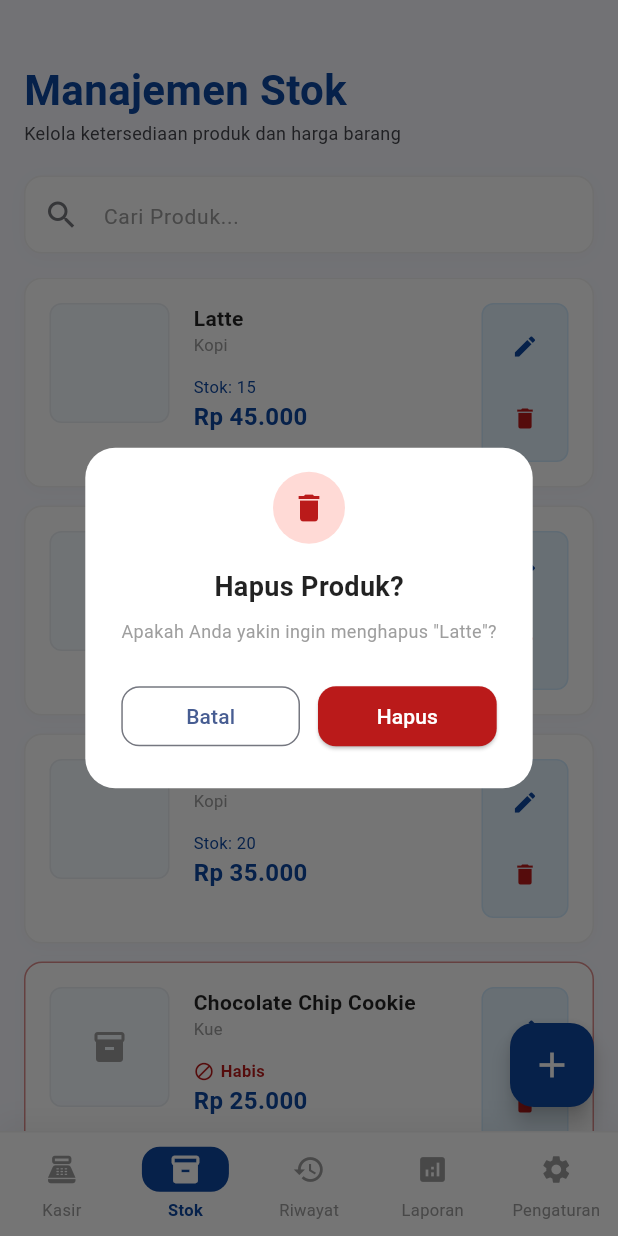
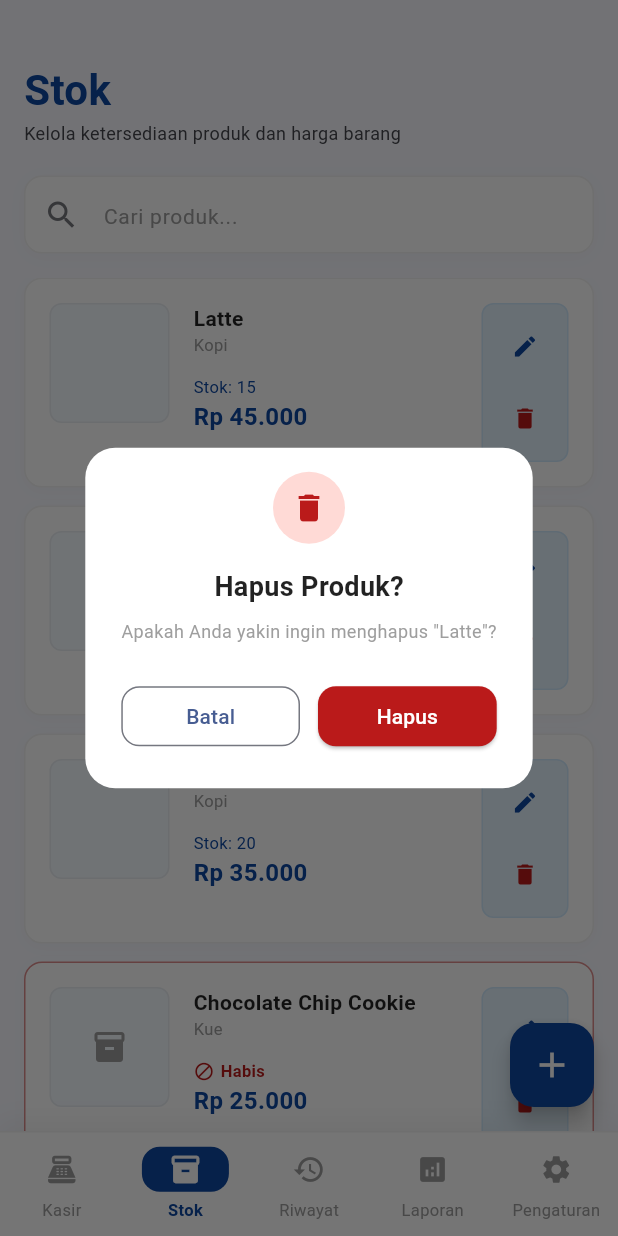
Before and after one commit to Xeerodev/kasirku_app, a Flutter app: the MainNavigationScreen screen opened directly, item 2 of the bottom bar chosen, after a tap on the "delete" icon, on a phone screen of 412 x 824 dp. Run offline on Flutter 3.47's test engine with Material 3 defaults, Android fonts, the phone set to English and light mode, and no system bars; our stand-ins replace google_fonts, image_picker, shared_preferences; accounts and stored records are empty; network calls fail.

Commit message:
perbaiki sistem bahasa inggris secara menyeluruh dan teks kata sandi kasir

```diff
--- a/lib/providers/pos_provider.dart
+++ b/lib/providers/pos_provider.dart
@@ -128,6 +128,37 @@ class PosProvider with ChangeNotifier {
       'theme': 'Tema Gelap',
       'store_profile': 'Profil Toko & Kasir',
       'printer_receipt': 'Printer & Struk',
+      'total_revenue': 'Total Omset',
+      'total_transactions': 'Total Transaksi',
+      'top_product': 'PRODUK TERLARIS',
+      'recent_transactions': 'Transaksi Terakhir',
+      'see_all': 'Lihat Semua',
+      'out_of_stock': 'Habis',
+      'low_stock': 'Sisa',
+      'add_product': 'Tambah Produk Baru',
+      'edit_product': 'Edit Produk',
+      'save_product': 'Simpan Produk',
+      'delete_product': 'Hapus Produk?',
+      'confirm_delete': 'Apakah Anda yakin ingin menghapus',
+      'product_name': 'Nama Produk',
+      'category': 'Kategori',
+      'price': 'Harga',
+      'stock_amount': 'Jumlah Stok',
+      'description': 'Deskripsi Produk',
+      'upload_logo': 'Upload Logo Toko',
+      'save_settings': 'Simpan Pengaturan',
+      'receipt_footer': 'Pesan Footer Struk',
+      'contact_dev': 'Hubungi Dev',
+      'backup_data': 'Cadangkan Data JSON',
+      'success_payment': 'Transaksi Berhasil!',
+      'change': 'Kembalian',
+      'done': 'Selesai',
+      'print': 'Cetak',
+      'cancel': 'Batal',
+      'save': 'Simpan',
+      'address': 'Alamat',
+      'phone': 'Nomor Telepon',
+      'cashier_name': 'Nama Kasir',
     },
     'English': {
       'cashier': 'POS',
@@ -148,6 +179,37 @@ class PosProvider with ChangeNotifier {
       'theme': 'Dark Theme',
       'store_profile': 'Store Profile & Cashier',
       'printer_receipt': 'Printer & Receipt',
+      'total_revenue': 'Total Revenue',
+      'total_transactions': 'Total Transactions',
+      'top_product': 'BEST SELLER',
+      'recent_transactions': 'Recent Transactions',
+      'see_all': 'See All',
+      'out_of_stock': 'Out',
+      'low_stock': 'Left',
+      'add_product': 'Add New Product',
+      'edit_product': 'Edit Product',
+      'save_product': 'Save Product',
+      'delete_product': 'Delete Product?',
+      'confirm_delete': 'Are you sure you want to delete',
+      'product_name': 'Product Name',
+      'category': 'Category',
+      'price': 'Price',
+      'stock_amount': 'Stock Amount',
+      'description': 'Product Description',
+      'upload_logo': 'Upload Store Logo',
+      'save_settings': 'Save Settings',
+      'receipt_footer': 'Receipt Footer Message',
+      'contact_dev': 'Contact Dev',
+      'backup_data': 'Backup JSON Data',
+      'success_payment': 'Transaction Success!',
+      'change': 'Change',
+      'done': 'Done',
+      'print': 'Print',
+      'cancel': 'Cancel',
+      'save': 'Save',
+      'address': 'Address',
+      'phone': 'Phone Number',
+      'cashier_name': 'Cashier Name',
     }
   };
 
--- a/lib/screens/main_navigation_screen.dart
+++ b/lib/screens/main_navigation_screen.dart
@@ -26,11 +26,11 @@ class _MainNavigationScreenState extends State<MainNavigationScreen> {
   ];
 
   final List<Map<String, dynamic>> _navItems = [
-    {'id': 'pos', 'label': 'Kasir', 'icon': Icons.point_of_sale},
-    {'id': 'stok', 'label': 'Stok', 'icon': Icons.inventory_2},
-    {'id': 'riwayat', 'label': 'Riwayat', 'icon': Icons.history},
-    {'id': 'laporan', 'label': 'Laporan', 'icon': Icons.analytics},
-    {'id': 'pengaturan', 'label': 'Pengaturan', 'icon': Icons.settings},
+    {'id': 'pos', 'label': 'cashier', 'icon': Icons.point_of_sale},
+    {'id': 'stok', 'label': 'stock', 'icon': Icons.inventory_2},
+    {'id': 'riwayat', 'label': 'history', 'icon': Icons.history},
+    {'id': 'laporan', 'label': 'reports', 'icon': Icons.analytics},
+    {'id': 'pengaturan', 'label': 'settings', 'icon': Icons.settings},
   ];
 
   @override
@@ -147,7 +147,7 @@ class _MainNavigationScreenState extends State<MainNavigationScreen> {
                           const SizedBox(width: 12),
                           Expanded(
                             child: Text(
-                              item['label'],
+                              provider.tr(item['label']),
                               style: TextStyle(
                                 fontSize: 14,
                                 fontWeight: isActive ? FontWeight.bold : FontWeight.w500,
@@ -215,7 +215,7 @@ class _MainNavigationScreenState extends State<MainNavigationScreen> {
                             ),
                             const SizedBox(width: 8),
                             Text(
-                              provider.isDarkMode ? 'Gelap' : 'Terang',
+                              provider.isDarkMode ? (provider.language == 'Indonesia' ? 'Gelap' : 'Dark') : (provider.language == 'Indonesia' ? 'Terang' : 'Light'),
                               style: const TextStyle(fontSize: 12, fontWeight: FontWeight.bold, color: Color(0xFF0D47A1)),
                             ),
                           ],
@@ -269,7 +269,7 @@ class _MainNavigationScreenState extends State<MainNavigationScreen> {
                               maxLines: 1,
                               overflow: TextOverflow.ellipsis,
                             ),
-                            const Text('Kasir Aktif', style: TextStyle(fontSize: 9, color: Colors.grey)),
+                            Text(provider.language == 'Indonesia' ? 'Kasir Aktif' : 'Active Cashier', style: const TextStyle(fontSize: 9, color: Colors.grey)),
                           ],
                         ),
                       ),
@@ -347,7 +347,7 @@ class _MainNavigationScreenState extends State<MainNavigationScreen> {
                   ),
                   const SizedBox(height: 4),
                   Text(
-                    item['label'],
+                    provider.tr(item['label']),
                     style: TextStyle(
                       fontSize: 11,
                       fontWeight: isActive ? FontWeight.bold : FontWeight.normal,
--- a/lib/screens/stock_screen.dart
+++ b/lib/screens/stock_screen.dart
@@ -21,8 +21,8 @@ class _StockScreenState extends State<StockScreen> {
   Widget build(BuildContext context) {
     final provider = Provider.of<PosProvider>(context);
     final currencyFormatter = NumberFormat.currency(
-      locale: 'id_ID',
-      symbol: 'Rp ',
+      locale: provider.language == 'Indonesia' ? 'id_ID' : 'en_US',
+      symbol: provider.language == 'Indonesia' ? 'Rp ' : r'$',
       decimalDigits: 0,
     );
 
@@ -45,7 +45,7 @@ class _StockScreenState extends State<StockScreen> {
               crossAxisAlignment: CrossAxisAlignment.start,
               children: [
                 Text(
-                  'Manajemen Stok',
+                  provider.tr('stock'),
                   style: TextStyle(
                     color: provider.isDarkMode ? Colors.lightBlueAccent : const Color(0xFF0D47A1),
                     fontWeight: FontWeight.bold,
@@ -53,7 +53,7 @@ class _StockScreenState extends State<StockScreen> {
                   ),
                 ),
                 Text(
-                  'Kelola ketersediaan produk dan harga barang',
+                  provider.language == 'Indonesia' ? 'Kelola ketersediaan produk dan harga barang' : 'Manage product availability and item prices',
                   style: TextStyle(color: provider.isDarkMode ? Colors.white54 : const Color(0xFF45464D), fontSize: 12),
                 ),
                 const SizedBox(height: 20),
@@ -70,7 +70,7 @@ class _StockScreenState extends State<StockScreen> {
                     onChanged: (val) => setState(() => _searchQuery = val),
                     style: TextStyle(color: provider.isDarkMode ? Colors.white : Colors.black87),
                     decoration: InputDecoration(
-                      hintText: 'Cari Produk...',
+                      hintText: provider.tr('search_product'),
                       hintStyle: TextStyle(color: provider.isDarkMode ? Colors.white38 : Colors.grey, fontSize: 14),
                       prefixIcon: Icon(Icons.search, color: provider.isDarkMode ? Colors.white38 : const Color(0xFF76777D)),
                       suffixIcon: _searchQuery.isNotEmpty
@@ -139,9 +139,9 @@ class _StockScreenState extends State<StockScreen> {
           children: [
             const Icon(Icons.inventory_2, size: 48, color: Color(0xFF2196F3)),
             const SizedBox(height: 12),
-            Text('Belum Ada Produk dalam Stok', style: TextStyle(fontWeight: FontWeight.bold, color: provider.isDarkMode ? Colors.white : Colors.black87)),
+            Text(provider.language == 'Indonesia' ? 'Belum Ada Produk dalam Stok' : 'No Products in Stock Yet', style: TextStyle(fontWeight: FontWeight.bold, color: provider.isDarkMode ? Colors.white : Colors.black87)),
             const SizedBox(height: 4),
-            Text('Klik tombol \'+\' di bawah untuk menambahkan produk baru.', textAlign: TextAlign.center, style: TextStyle(color: provider.isDarkMode ? Colors.white54 : Colors.grey, fontSize: 11)),
+            Text(provider.language == 'Indonesia' ? 'Klik tombol \'+\' di bawah untuk menambahkan produk baru.' : 'Click the \'+\' button below to add a new product.', textAlign: TextAlign.center, style: TextStyle(color: provider.isDarkMode ? Colors.white54 : Colors.grey, fontSize: 11)),
           ],
         ),
       ),
@@ -199,11 +199,11 @@ class _StockScreenState extends State<StockScreen> {
                 Text(product.category, style: TextStyle(fontSize: 11, color: isDark ? Colors.white54 : Colors.grey)),
                 const SizedBox(height: 12),
                 if (isOutOfStock)
-                  const Row(children: [Icon(Icons.block, size: 14, color: Color(0xFFBA1A1A)), SizedBox(width: 4), Text('Habis', style: TextStyle(color: Color(0xFFBA1A1A), fontWeight: FontWeight.bold, fontSize: 11))])
+                  Row(children: [const Icon(Icons.block, size: 14, color: Color(0xFFBA1A1A)), const SizedBox(width: 4), Text(provider.tr('out_of_stock'), style: const TextStyle(color: Color(0xFFBA1A1A), fontWeight: FontWeight.bold, fontSize: 11))])
                 else if (isLowStock)
-                  Row(children: [const Icon(Icons.warning, size: 14, color: Color(0xFFEA580C)), const SizedBox(width: 4), Text('Sisa ${product.stock}', style: const TextStyle(color: Color(0xFFEA580C), fontWeight: FontWeight.bold, fontSize: 11))])
+                  Row(children: [const Icon(Icons.warning, size: 14, color: Color(0xFFEA580C)), const SizedBox(width: 4), Text('${provider.tr('low_stock')} ${product.stock}', style: const TextStyle(color: Color(0xFFEA580C), fontWeight: FontWeight.bold, fontSize: 11))])
                 else
-                  Text('Stok: ${product.stock}', style: TextStyle(color: isDark ? Colors.lightBlueAccent : const Color(0xFF0D47A1), fontSize: 11)),
+                  Text('${provider.language == 'Indonesia' ? 'Stok' : 'Stock'}: ${product.stock}', style: TextStyle(color: isDark ? Colors.lightBlueAccent : const Color(0xFF0D47A1), fontSize: 11)),
                 Text(formatter.format(product.price), style: TextStyle(color: isDark ? Colors.lightBlueAccent : const Color(0xFF0D47A1), fontWeight: FontWeight.bold, fontSize: 16)),
               ],
             ),
@@ -225,6 +225,7 @@ class _StockScreenState extends State<StockScreen> {
   }
 
   void _showDeleteConfirm(BuildContext context, Product product, PosProvider provider) {
+    final lang = provider.language;
     showDialog(
       context: context,
       builder: (ctx) => AlertDialog(
@@ -235,19 +236,19 @@ class _StockScreenState extends State<StockScreen> {
           children: [
             Container(width: 48, height: 48, decoration: const BoxDecoration(color: Color(0xFFFFDAD6), shape: BoxShape.circle), child: const Icon(Icons.delete, color: Color(0xFFBA1A1A))),
             const SizedBox(height: 16),
-            Text('Hapus Produk?', style: TextStyle(fontWeight: FontWeight.bold, fontSize: 18, color: provider.isDarkMode ? Colors.white : Colors.black87)),
+            Text(provider.tr('delete_product'), style: TextStyle(fontWeight: FontWeight.bold, fontSize: 18, color: provider.isDarkMode ? Colors.white : Colors.black87)),
             const SizedBox(height: 8),
-            Text('Apakah Anda yakin ingin menghapus "${product.name}"?', textAlign: TextAlign.center, style: TextStyle(fontSize: 12, color: provider.isDarkMode ? Colors.white54 : Colors.grey)),
+            Text('${provider.tr('confirm_delete')} "${product.name}"?', textAlign: TextAlign.center, style: TextStyle(fontSize: 12, color: provider.isDarkMode ? Colors.white54 : Colors.grey)),
             const SizedBox(height: 24),
             Row(
               children: [
-                Expanded(child: OutlinedButton(onPressed: () => Navigator.pop(ctx), style: OutlinedButton.styleFrom(shape: RoundedRectangleBorder(borderRadius: BorderRadius.circular(12))), child: const Text('Batal'))),
+                Expanded(child: OutlinedButton(onPressed: () => Navigator.pop(ctx), style: OutlinedButton.styleFrom(shape: RoundedRectangleBorder(borderRadius: BorderRadius.circular(12))), child: Text(provider.tr('cancel')))),
                 const SizedBox(width: 12),
                 Expanded(child: ElevatedButton(onPressed: () {
                   provider.deleteProduct(product.id);
                   Navigator.pop(ctx);
-                  _showFloatingPopup(context, 'Produk berhasil dihapus!', isError: true);
-                }, style: ElevatedButton.styleFrom(backgroundColor: const Color(0xFFBA1A1A), foregroundColor: Colors.white, shape: RoundedRectangleBorder(borderRadius: BorderRadius.circular(12))), child: const Text('Hapus'))),
+                  _showFloatingPopup(context, lang == 'Indonesia' ? 'Produk berhasil dihapus!' : 'Product deleted successfully!', isError: true);
+                }, style: ElevatedButton.styleFrom(backgroundColor: const Color(0xFFBA1A1A), foregroundColor: Colors.white, shape: RoundedRectangleBorder(borderRadius: BorderRadius.circular(12))), child: Text(lang == 'Indonesia' ? 'Hapus' : 'Delete'))),
               ],
             ),
           ],
@@ -264,6 +265,7 @@ class _StockScreenState extends State<StockScreen> {
     String selectedCat = productToEdit?.category ?? 'Kopi';
     bool isCustom = !provider.existingCategories.contains(selectedCat);
     String imageBase64 = productToEdit?.image ?? '';
+    final lang = provider.language;
 
     showDialog(
       context: context,
@@ -285,29 +287,29 @@ class _StockScreenState extends State<StockScreen> {
                     Row(
                       mainAxisAlignment: MainAxisAlignment.spaceBetween,
                       children: [
-                        Text(productToEdit == null ? 'Tambah Produk Baru' : 'Edit Produk', style: TextStyle(fontSize: 18, fontWeight: FontWeight.bold, color: provider.isDarkMode ? Colors.lightBlueAccent : const Color(0xFF0D47A1))),
+                        Text(productToEdit == null ? provider.tr('add_product') : provider.tr('edit_product'), style: TextStyle(fontSize: 18, fontWeight: FontWeight.bold, color: provider.isDarkMode ? Colors.lightBlueAccent : const Color(0xFF0D47A1))),
                         IconButton(onPressed: () => Navigator.pop(ctx), icon: Icon(Icons.close, color: provider.isDarkMode ? Colors.white54 : Colors.black54)),
                       ],
                     ),
                     const Divider(),
                     const SizedBox(height: 16),
 
-                    _buildLabel('Nama Produk', provider.isDarkMode),
+                    _buildLabel(provider.tr('product_name'), provider.isDarkMode),
                     TextFormField(
                       controller: nameCtrl,
                       style: TextStyle(color: provider.isDarkMode ? Colors.white : Colors.black87),
-                      decoration: _inputDeco('cth. Latte Special'),
-                      validator: (v) => v!.isEmpty ? 'Nama produk wajib diisi' : null,
+                      decoration: _inputDeco(lang == 'Indonesia' ? 'cth. Latte Special' : 'e.g. Special Latte'),
+                      validator: (v) => v!.isEmpty ? (lang == 'Indonesia' ? 'Nama produk wajib diisi' : 'Product name is required') : null,
                     ),
                     const SizedBox(height: 16),
 
                     Row(
                       mainAxisAlignment: MainAxisAlignment.spaceBetween,
                       children: [
-                        _buildLabel('Kategori', provider.isDarkMode),
+                        _buildLabel(provider.tr('category'), provider.isDarkMode),
                         TextButton(
                           onPressed: () => setDialogState(() => isCustom = !isCustom),
-                          child: Text(isCustom ? 'Pilih dari Daftar' : '+ Ketik Manual', style: const TextStyle(fontSize: 11, fontWeight: FontWeight.bold)),
+                          child: Text(isCustom ? (lang == 'Indonesia' ? 'Pilih dari Daftar' : 'Choose from List') : (lang == 'Indonesia' ? '+ Ketik Manual' : '+ Type Manual'), style: const TextStyle(fontSize: 11, fontWeight: FontWeight.bold)),
                         ),
                       ],
                     ),
@@ -324,8 +326,8 @@ class _StockScreenState extends State<StockScreen> {
                       TextFormField(
                         onChanged: (v) => selectedCat = v,
                         style: TextStyle(color: provider.isDarkMode ? Colors.white : Colors.black87),
-                        decoration: _inputDeco('Tulis nama kategori baru...'),
-                        validator: (v) => v!.isEmpty ? 'Kategori wajib diisi' : null,
+                        decoration: _inputDeco(lang == 'Indonesia' ? 'Tulis nama kategori baru...' : 'Type new category name...'),
+                        validator: (v) => v!.isEmpty ? (lang == 'Indonesia' ? 'Kategori wajib diisi' : 'Category is required') : null,
                       ),
 
                     const SizedBox(height: 16),
@@ -335,13 +337,13 @@ class _StockScreenState extends State<StockScreen> {
                           child: Column(
                             crossAxisAlignment: CrossAxisAlignment.start,
                             children: [
-                              _buildLabel('Harga (Rp)', provider.isDarkMode),
+                              _buildLabel(provider.tr('price'), provider.isDarkMode),
                               TextFormField(
                                 controller: priceCtrl,
                                 keyboardType: TextInputType.number,
                                 style: TextStyle(color: provider.isDarkMode ? Colors.white : Colors.black87),
                                 decoration: _inputDeco('25000'),
-                                validator: (v) => v!.isEmpty ? 'Harga wajib diisi' : null,
+                                validator: (v) => v!.isEmpty ? (lang == 'Indonesia' ? 'Harga wajib diisi' : 'Price is required') : null,
                               )
                             ]
                           )
@@ -351,13 +353,13 @@ class _StockScreenState extends State<StockScreen> {
                           child: Column(
                             crossAxisAlignment: CrossAxisAlignment.start,
                             children: [
-                              _buildLabel('Jumlah Stok', provider.isDarkMode),
+                              _buildLabel(provider.tr('stock_amount'), provider.isDarkMode),
                               TextFormField(
                                 controller: stockCtrl,
                                 keyboardType: TextInputType.number,
                                 style: TextStyle(color: provider.isDarkMode ? Colors.white : Colors.black87),
                                 decoration: _inputDeco('50'),
-                                validator: (v) => v!.isEmpty ? 'Stok wajib diisi' : null,
+                                validator: (v) => v!.isEmpty ? (lang == 'Indonesia' ? 'Stok wajib diisi' : 'Stock is required') : null,
                               )
                             ]
                           )
@@ -366,7 +368,7 @@ class _StockScreenState extends State<StockScreen> {
                     ),
                     const SizedBox(height: 16),
 
-                    _buildLabel('Gambar Produk', provider.isDarkMode),
+                    _buildLabel(provider.language == 'Indonesia' ? 'Gambar Produk' : 'Product Image', provider.isDarkMode),
                     if (imageBase64.isNotEmpty)
                       Stack(
                         children: [
@@ -409,7 +411,7 @@ class _StockScreenState extends State<StockScreen> {
                                 }
                               },
                               style: ElevatedButton.styleFrom(padding: const EdgeInsets.symmetric(horizontal: 12, vertical: 8), minimumSize: Size.zero),
-                              child: const Text('Ganti', style: TextStyle(fontSize: 10)),
+                              child: Text(lang == 'Indonesia' ? 'Ganti' : 'Change', style: const TextStyle(fontSize: 10)),
                             ),
                           )
                         ],
@@ -442,7 +444,7 @@ class _StockScreenState extends State<StockScreen> {
                             mainAxisAlignment: MainAxisAlignment.center,
                             children: [
                               const Icon(Icons.cloud_upload, color: Color(0xFF0D47A1), size: 32),
-                              Text('Upload Gambar dari Galeri', style: TextStyle(fontSize: 11, fontWeight: FontWeight.bold, color: provider.isDarkMode ? Colors.white70 : Colors.black87)),
+                              Text(lang == 'Indonesia' ? 'Upload Gambar dari Galeri' : 'Upload Image from Gallery', style: TextStyle(fontSize: 11, fontWeight: FontWeight.bold, color: provider.isDarkMode ? Colors.white70 : Colors.black87)),
                               Text('JPG, PNG, WEBP (Auto-Compressed)', style: TextStyle(fontSize: 9, color: provider.isDarkMode ? Colors.white38 : Colors.grey.shade400)),
                             ],
                           ),
@@ -450,13 +452,13 @@ class _StockScreenState extends State<StockScreen> {
                       ),
 
                     const SizedBox(height: 16),
-                    _buildLabel('Deskripsi Produk', provider.isDarkMode),
-                    TextFormField(controller: descCtrl, maxLines: 2, style: TextStyle(color: provider.isDarkMode ? Colors.white : Colors.black87), decoration: _inputDeco('Deskripsi singkat produk...')),
+                    _buildLabel(provider.tr('description'), provider.isDarkMode),
+                    TextFormField(controller: descCtrl, maxLines: 2, style: TextStyle(color: provider.isDarkMode ? Colors.white : Colors.black87), decoration: _inputDeco(lang == 'Indonesia' ? 'Deskripsi singkat produk...' : 'Short product description...')),
 
                     const SizedBox(height: 24),
                     Row(
                       children: [
-                        Expanded(child: OutlinedButton(onPressed: () => Navigator.pop(ctx), style: OutlinedButton.styleFrom(shape: RoundedRectangleBorder(borderRadius: BorderRadius.circular(12))), child: const Text('Batal'))),
+                        Expanded(child: OutlinedButton(onPressed: () => Navigator.pop(ctx), style: OutlinedButton.styleFrom(shape: RoundedRectangleBorder(borderRadius: BorderRadius.circular(12))), child: Text(provider.tr('cancel')))),
                         const SizedBox(width: 12),
                         Expanded(
                           child: ElevatedButton(
@@ -473,10 +475,10 @@ class _StockScreenState extends State<StockScreen> {
                                   description: descCtrl.text,
                                 ));
                                 Navigator.pop(ctx);
-                                _showFloatingPopup(context, productToEdit == null ? 'Produk berhasil ditambahkan!' : 'Perubahan produk berhasil disimpan!', isError: false);
+                                _showFloatingPopup(context, productToEdit == null ? (lang == 'Indonesia' ? 'Produk berhasil ditambahkan!' : 'Product added successfully!') : (lang == 'Indonesia' ? 'Perubahan produk berhasil disimpan!' : 'Product changes saved successfully!'), isError: false);
                               }
                             },
-                            child: const Text('Simpan Produk'),
+                            child: Text(provider.tr('save')),
                           ),
                         ),
                       ],
```
